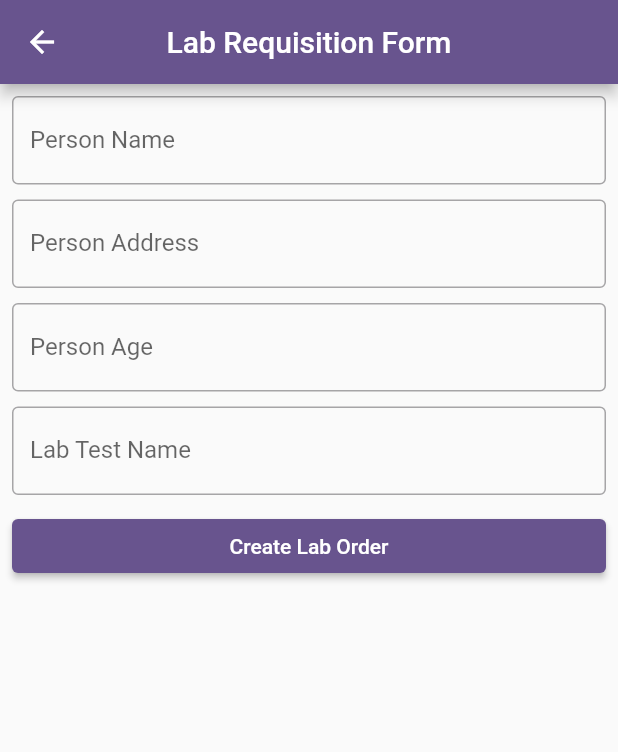
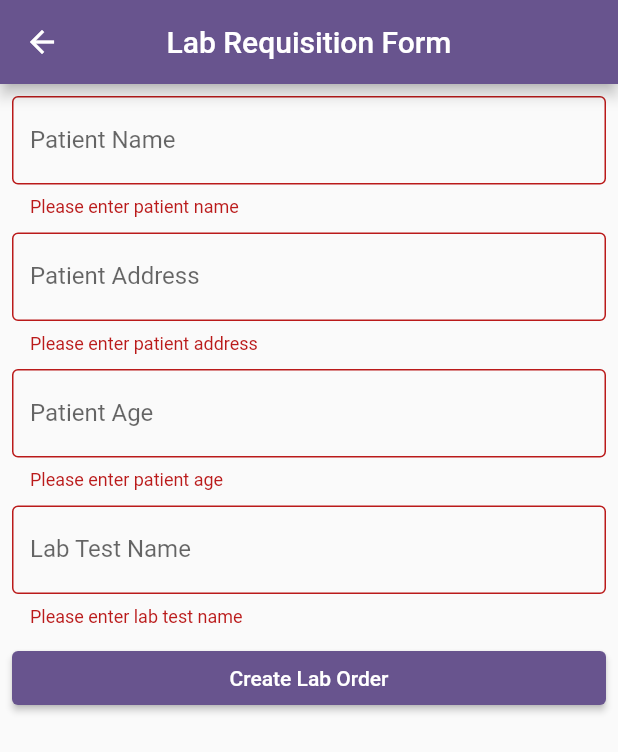
Before and after one commit to Dipesh905/hospital_management_app, a Flutter app: the LabOrderScreen screen opened directly, after a tap on "Create Lab Order", on a phone screen of 412 x 824 dp. Shown: the top 752 px of the screen. Run offline on Flutter 3.47's test engine with Material 2 defaults, Android fonts, the phone set to English and light mode, and no system bars.

Commit message:
validation implemented in lab order screen

```diff
--- a/lib/doctor_module/view/lab_order_screen.dart
+++ b/lib/doctor_module/view/lab_order_screen.dart
@@ -5,11 +5,13 @@ import 'package:hospital_management_app/common_module/widgets/input_field_widget
 class LabOrderScreen extends StatelessWidget {
   LabOrderScreen({super.key});
 
-  final TextEditingController _personNameController = TextEditingController();
-  final TextEditingController _personAddressController =
+  final TextEditingController _patientNameController = TextEditingController();
+  final TextEditingController _patientAddressController =
       TextEditingController();
-  final TextEditingController _personAgeController = TextEditingController();
+  final TextEditingController _patientAgeController = TextEditingController();
   final TextEditingController _labTestNameController = TextEditingController();
+
+  final GlobalKey<FormState> _key = GlobalKey<FormState>();
 
   @override
   Widget build(BuildContext context) {
@@ -20,30 +22,70 @@ class LabOrderScreen extends StatelessWidget {
       ),
       body: Padding(
         padding: const EdgeInsets.all(8.0),
+        child: Form(
+          key: _key,
           child: Column(
             crossAxisAlignment: CrossAxisAlignment.stretch,
             children: <Widget>[
               InputFieldWidget(
-              controller: _personNameController,
-              labelText: 'Person Name',
+                validator: (value) {
+                  if (value == null || value.isEmpty) {
+                    return 'Please enter patient name';
+                  }
+                  return null;
+                },
+                controller: _patientNameController,
+                labelText: 'Patient Name',
               ),
               InputFieldWidget(
-              controller: _personAddressController,
-              labelText: 'Person Address',
+                validator: (value) {
+                  if (value == null || value.isEmpty) {
+                    return 'Please enter patient address';
+                  }
+                  return null;
+                },
+                controller: _patientAddressController,
+                labelText: 'Patient Address',
               ),
               InputFieldWidget(
-              controller: _personAgeController,
-              labelText: 'Person Age',
+                keyboardType: TextInputType.number,
+                validator: (value) {
+                  if (value == null || value.isEmpty) {
+                    return 'Please enter patient age';
+                  } else {
+                    final int? parsedValue = int.tryParse(value);
+
+                    if (parsedValue != null) {
+                      return null;
+                    } else {
+                      return 'Only numbers can be used for patient age';
+                    }
+                  }
+                },
+                controller: _patientAgeController,
+                labelText: 'Patient Age',
               ),
               InputFieldWidget(
+                validator: (value) {
+                  if (value == null || value.isEmpty) {
+                    return 'Please enter lab test name';
+                  }
+
+                  return null;
+                },
                 controller: _labTestNameController,
                 labelText: 'Lab Test Name',
               ),
               ButtonWidget(
                 buttonTitle: 'Create Lab Order',
-              onPressed: () {},
+                onPressed: () {
+                  if (_key.currentState!.validate()) {
+                    print(_patientNameController.text);
+                  }
+                },
               )
             ],
+          ),
         ),
       ),
     );
--- a/lib/lab_technician_module/lab_report_screen.dart
+++ b/lib/lab_technician_module/lab_report_screen.dart
@@ -9,6 +9,16 @@ class LabReportScreen extends StatelessWidget {
       appBar: AppBar(
         title: const Text('Lab Report'),
       ),
+      body: ListView.builder(
+        itemCount: 10,
+        itemBuilder: (BuildContext context, int index) {
+          return Card(
+            child: ListTile(
+              title: Text(' data $index'),
+            ),
+          );
+        },
+      ),
     );
   }
 }
```
Lines whose indentation alone changed are shown as unchanged.
